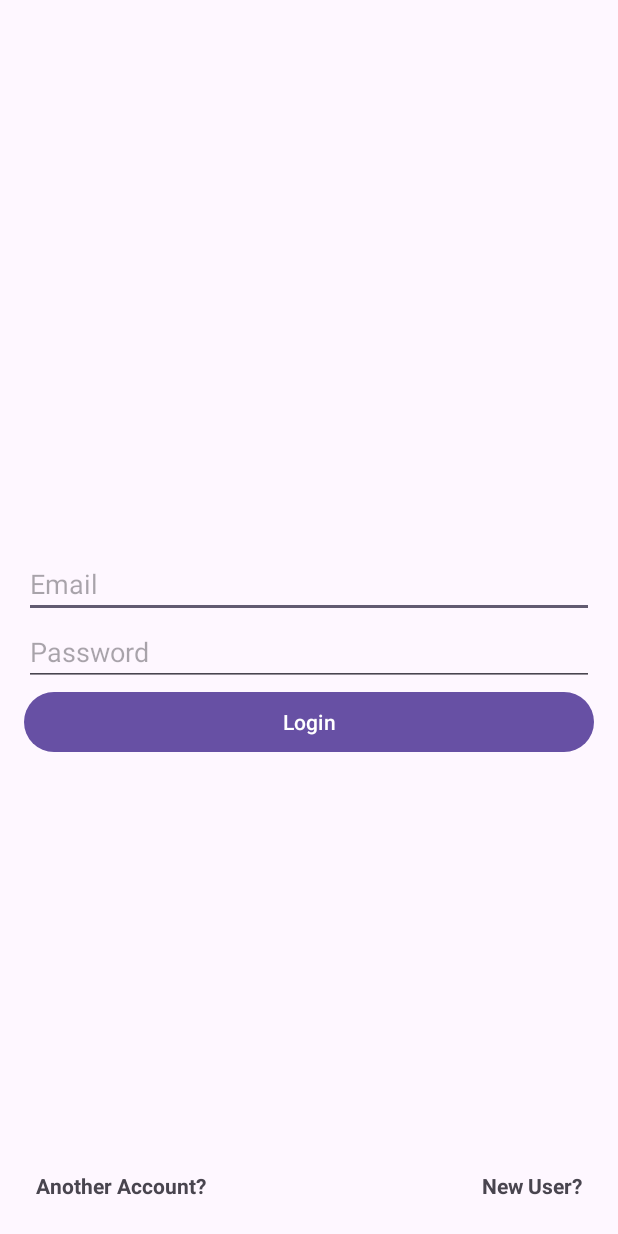
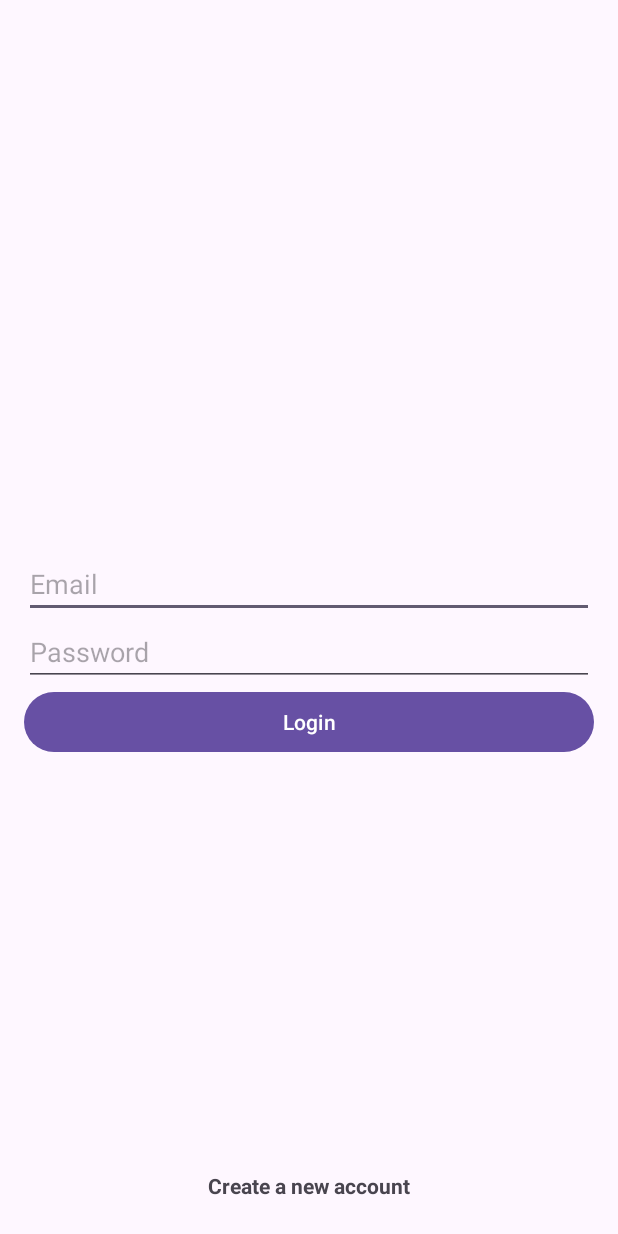
Before and after one commit to aashish-ranjan/bookshelf, an Android app: the screen it shows after launch (AuthActivity), on a phone screen of 412 x 824 dp. Run offline under Robolectric (Android 15) with nearby library versions, the phone set to English and light mode, and no system bars; our stand-ins replace Room's generated code.

Commit message:
enable logout

```diff
--- a/app/src/main/java/com/aashish/bookshelf/ui/LoginFragmentViewModel.kt
+++ b/app/src/main/java/com/aashish/bookshelf/ui/LoginFragmentViewModel.kt
@@ -61,6 +61,10 @@ class LoginFragmentViewModel(
             _loginResultLiveData.postValue(result)
         }
     }
+
+    fun logout() {
+        authManager.resetLastLoginUserId()
+    }
 }
 
 class LoginFragmentViewModelFactory(
--- a/app/src/main/res/layout/fragment_login.xml
+++ b/app/src/main/res/layout/fragment_login.xml
@@ -48,24 +48,26 @@
         android:layout_centerHorizontal="true"/>
 
     <TextView
-        android:id="@+id/tv_other_account"
+        android:id="@+id/tv_logout"
         android:layout_width="wrap_content"
         android:layout_height="wrap_content"
-        android:layout_alignParentBottom="true"
-        android:layout_alignParentStart="true"
-        android:text="Another Account?"
+        android:layout_alignParentTop="true"
+        android:layout_alignParentEnd="true"
+        android:text="Logout"
+        android:visibility="gone"
+        tools:visibility="visible"
         android:textStyle="bold"
         android:clickable="true"
         android:focusable="true"
         android:padding="8dp" />
 
     <TextView
-        android:id="@+id/tv_new_user"
+        android:id="@+id/tv_signup"
         android:layout_width="wrap_content"
         android:layout_height="wrap_content"
         android:layout_alignParentBottom="true"
-        android:layout_alignParentEnd="true"
-        android:text="New User?"
+        android:layout_centerHorizontal="true"
+        android:text="Create a new account"
         android:textStyle="bold"
         android:clickable="true"
         android:focusable="true"
```
Also changed, not shown: app/src/main/java/com/aashish/bookshelf/ui/LoginFragment.kt (+14 -2 lines).
